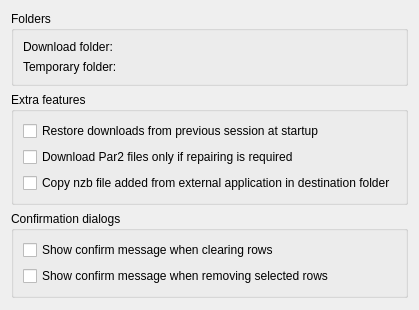
The window that src/preferences/preferencesgeneral.ui (KDE/kwooty) describes before a commit, drawn with Qt 5.
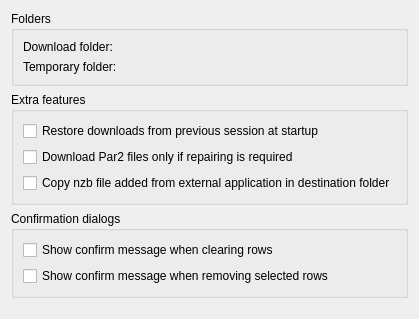
The same window after the commit. Custom widgets are drawn as their Qt base class.

Commit message: removed incorrect tooltips

Patch:
```diff
--- a/src/preferences/preferencesgeneral.ui
+++ b/src/preferences/preferencesgeneral.ui
@@ -7,7 +7,7 @@
     <x>0</x>
     <y>0</y>
     <width>410</width>
-    <height>310</height>
+    <height>319</height>
    </rect>
   </property>
   <property name="toolTip">
```
Left out of the diff: 10 changed lines with no effect on the pictures.
